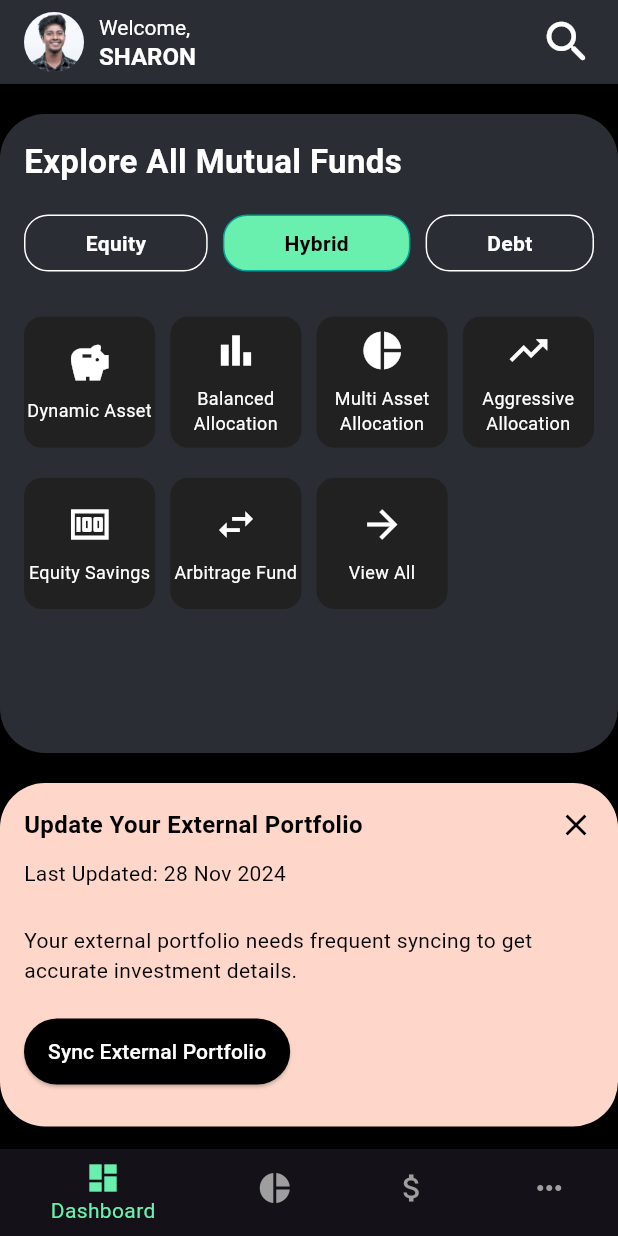
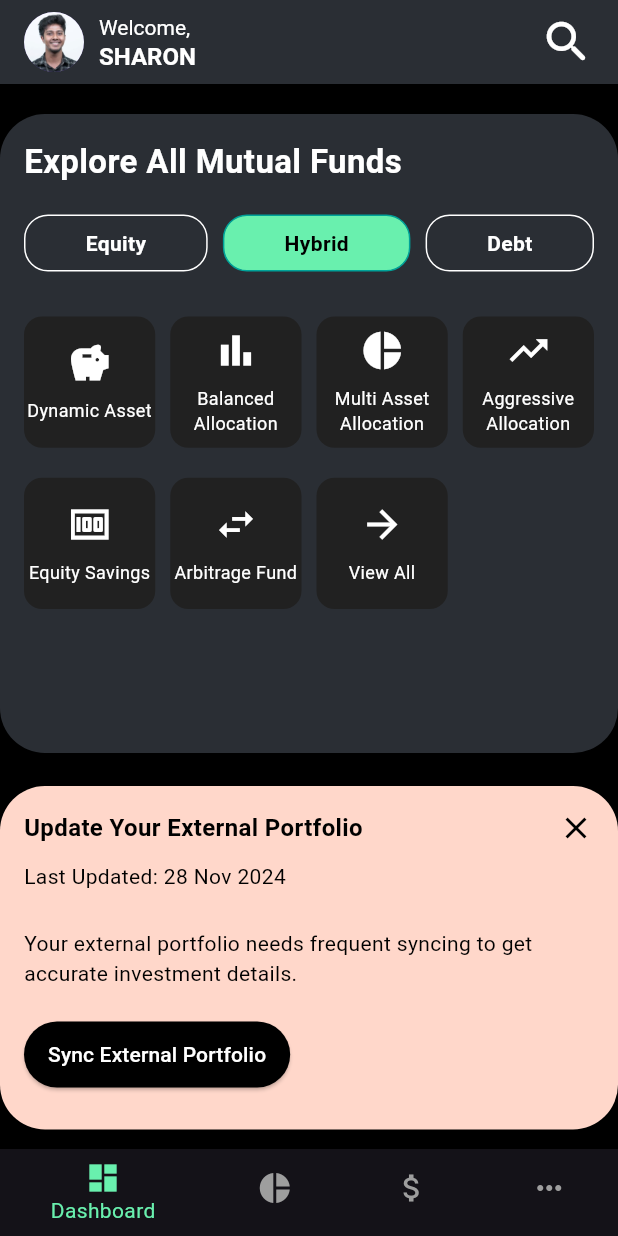
Before and after one commit to Paul-sharon/Funds-Genie, a Flutter app: the Dashboard screen opened directly, on a phone screen of 412 x 824 dp. Run offline on Flutter 3.47's test engine with Material 3 defaults, Android fonts, the phone set to English and light mode, and no system bars.

Commit message:
Dashboard intermidiate stage almost

```diff
--- a/lib/screens/dashboard.dart
+++ b/lib/screens/dashboard.dart
@@ -110,7 +110,7 @@ class _DashboardState extends State<Dashboard> {
               ),
             ),
             Padding(
-              padding: const EdgeInsets.only(top: 20.0),
+              padding: const EdgeInsets.only(top: 22.0),
               child: _buildPortfolioSyncCard(),
             ),
           ],
```
